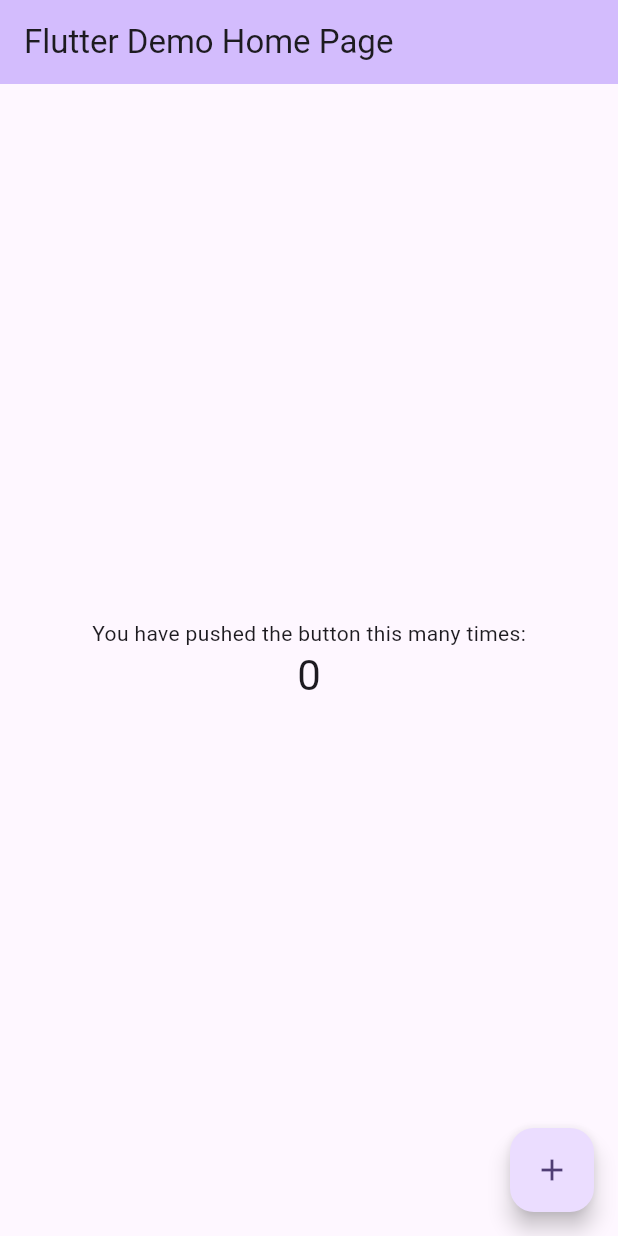
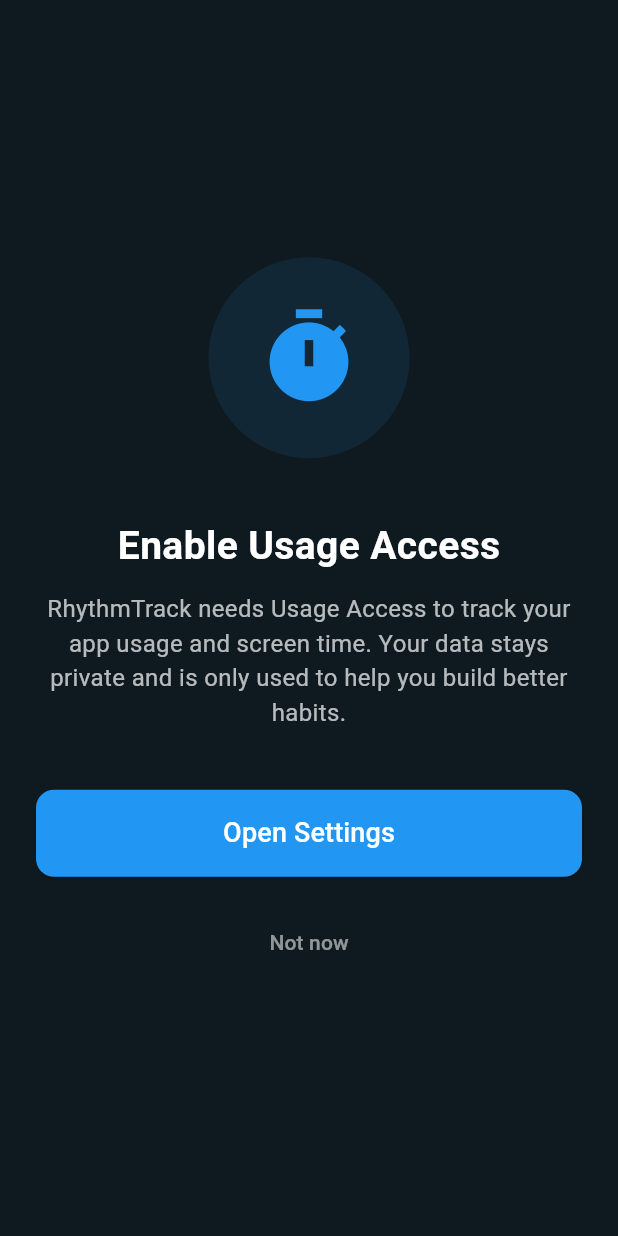
Before and after one commit to Ou4y/rhythmtrack_app, a Flutter app: the screen it shows after launch, on a phone screen of 412 x 824 dp. Run offline on Flutter 3.47's test engine with Material 3 defaults, Android fonts, the phone set to English and light mode, and no system bars.

Commit message:
permession to access app usage stats on Android devices

```diff
--- /dev/null
+++ b/lib/features/screen_time/screens/permission_explainer_screen.dart
@@ -0,0 +1,95 @@
+import 'package:flutter/material.dart';
+import '../services/usage_permission_channel.dart';
+
+class PermissionExplainerScreen extends StatelessWidget {
+  const PermissionExplainerScreen({super.key});
+
+  @override
+  Widget build(BuildContext context) {
+    return Scaffold(
+      backgroundColor: const Color(0xFF0F1A20),
+      body: Padding(
+        padding: const EdgeInsets.all(24.0),
+        child: Column(
+          mainAxisAlignment: MainAxisAlignment.center,
+          children: [
+            // ICON
+            Container(
+              padding: const EdgeInsets.all(32),
+              decoration: BoxDecoration(
+                color: Colors.blue.withOpacity(0.1),
+                shape: BoxShape.circle,
+              ),
+              child: const Icon(
+                Icons.timer,
+                size: 70,
+                color: Colors.blue,
+              ),
+            ),
+
+            const SizedBox(height: 40),
+
+            // TITLE
+            const Text(
+              "Enable Usage Access",
+              style: TextStyle(
+                fontSize: 26,
+                fontWeight: FontWeight.bold,
+                color: Colors.white,
+              ),
+            ),
+
+            const SizedBox(height: 12),
+
+            // DESCRIPTION
+            const Text(
+              "RhythmTrack needs Usage Access to track your app usage and screen time. "
+              "Your data stays private and is only used to help you build better habits.",
+              textAlign: TextAlign.center,
+              style: TextStyle(
+                fontSize: 16,
+                color: Colors.white70,
+              ),
+            ),
+
+            const SizedBox(height: 40),
+
+            // BUTTON
+            SizedBox(
+              width: double.infinity,
+              child: ElevatedButton(
+                onPressed: () {
+                UsagePermissionChannel.openUsageSettings();
+                },
+                style: ElevatedButton.styleFrom(
+                  backgroundColor: Colors.blue,
+                  padding: const EdgeInsets.symmetric(vertical: 16),
+                  shape: RoundedRectangleBorder(
+                    borderRadius: BorderRadius.circular(12),
+                  ),
+                ),
+                child: const Text(
+                  "Open Settings",
+                  style: TextStyle(fontSize: 18, color: Colors.white),
+                ),
+              ),
+            ),
+
+            const SizedBox(height: 20),
+
+            // TEXT BUTTON
+            TextButton(
+              onPressed: () {
+                Navigator.pop(context);
+              },
+              child: const Text(
+                "Not now",
+                style: TextStyle(color: Colors.white54),
+              ),
+            ),
+          ],
+        ),
+      ),
+    );
+  }
+}
--- /dev/null
+++ b/lib/features/screen_time/services/usage_permission_channel.dart
@@ -0,0 +1,10 @@
+import 'package:flutter/services.dart';
+
+class UsagePermissionChannel {
+  static const MethodChannel _channel =
+      MethodChannel("com.rhythmtrack/usage");
+
+  static Future<void> openUsageSettings() async {
+    await _channel.invokeMethod("openUsageSettings");
+  }
+}
--- a/lib/main.dart
+++ b/lib/main.dart
@@ -1,5 +1,5 @@
 import 'package:flutter/material.dart';
-
+import 'features/screen_time/screens/permission_explainer_screen.dart';
 void main() {
   runApp(const MyApp());
 }
@@ -13,24 +13,10 @@
     return MaterialApp(
       title: 'Flutter Demo',
       theme: ThemeData(
-        // This is the theme of your application.
-        //
-        // TRY THIS: Try running your application with "flutter run". You'll see
-        // the application has a purple toolbar. Then, without quitting the app,
-        // try changing the seedColor in the colorScheme below to Colors.green
-        // and then invoke "hot reload" (save your changes or press the "hot
-        // reload" button in a Flutter-supported IDE, or press "r" if you used
-        // the command line to start the app).
-        //
-        // Notice that the counter didn't reset back to zero; the application
-        // state is not lost during the reload. To reset the state, use hot
-        // restart instead.
-        //
-        // This works for code too, not just values: Most code changes can be
-        // tested with just a hot reload.
+
         colorScheme: .fromSeed(seedColor: Colors.deepPurple),
       ),
-      home: const MyHomePage(title: 'Flutter Demo Home Page'),
+      home: const PermissionExplainerScreen(),
     );
   }
 }
@@ -38,14 +24,7 @@
 class MyHomePage extends StatefulWidget {
   const MyHomePage({super.key, required this.title});
 
-  // This widget is the home page of your application. It is stateful, meaning
-  // that it has a State object (defined below) that contains fields that affect
-  // how it looks.
 
-  // This class is the configuration for the state. It holds the values (in this
-  // case the title) provided by the parent (in this case the App widget) and
-  // used by the build method of the State. Fields in a Widget subclass are
-  // always marked "final".
 
   final String title;
 
@@ -58,50 +37,25 @@
 
   void _incrementCounter() {
     setState(() {
-      // This call to setState tells the Flutter framework that something has
-      // changed in this State, which causes it to rerun the build method below
-      // so that the display can reflect the updated values. If we changed
-      // _counter without calling setState(), then the build method would not be
-      // called again, and so nothing would appear to happen.
+
       _counter++;
     });
   }
 
   @override
   Widget build(BuildContext context) {
-    // This method is rerun every time setState is called, for instance as done
-    // by the _incrementCounter method above.
-    //
-    // The Flutter framework has been optimized to make rerunning build methods
-    // fast, so that you can just rebuild anything that needs updating rather
-    // than having to individually change instances of widgets.
+
     return Scaffold(
       appBar: AppBar(
-        // TRY THIS: Try changing the color here to a specific color (to
-        // Colors.amber, perhaps?) and trigger a hot reload to see the AppBar
-        // change color while the other colors stay the same.
+
         backgroundColor: Theme.of(context).colorScheme.inversePrimary,
-        // Here we take the value from the MyHomePage object that was created by
-        // the App.build method, and use it to set our appbar title.
+
         title: Text(widget.title),
       ),
       body: Center(
-        // Center is a layout widget. It takes a single child and positions it
-        // in the middle of the parent.
+
         child: Column(
-          // Column is also a layout widget. It takes a list of children and
-          // arranges them vertically. By default, it sizes itself to fit its
-          // children horizontally, and tries to be as tall as its parent.
-          //
-          // Column has various properties to control how it sizes itself and
-          // how it positions its children. Here we use mainAxisAlignment to
-          // center the children vertically; the main axis here is the vertical
-          // axis because Columns are vertical (the cross axis would be
-          // horizontal).
-          //
-          // TRY THIS: Invoke "debug painting" (choose the "Toggle Debug Paint"
-          // action in the IDE, or press "p" in the console), to see the
-          // wireframe for each widget.
+
           mainAxisAlignment: .center,
           children: [
             const Text('You have pushed the button this many times:'),
```
Also changed, not shown: pubspec.yaml (+2 -12 lines), 11 other files.
